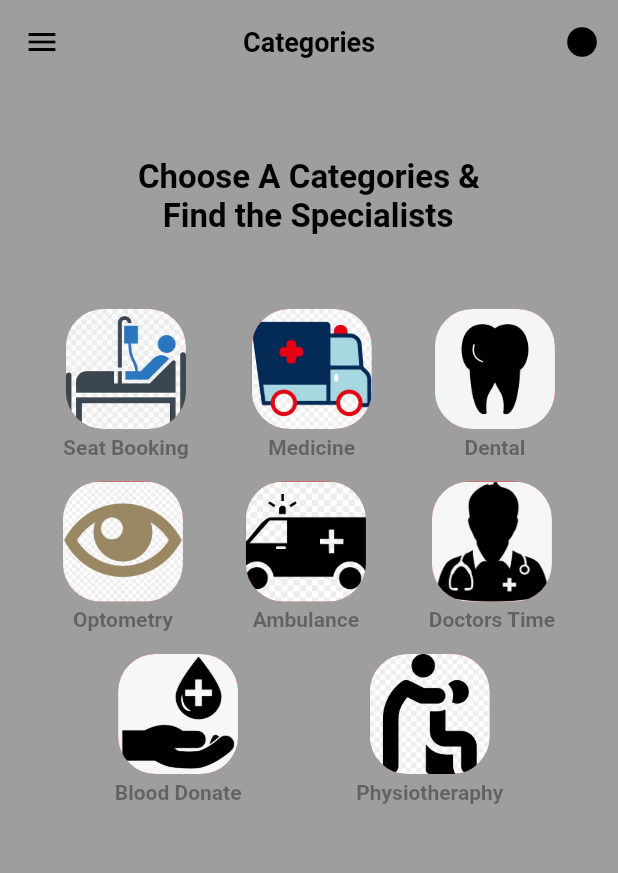
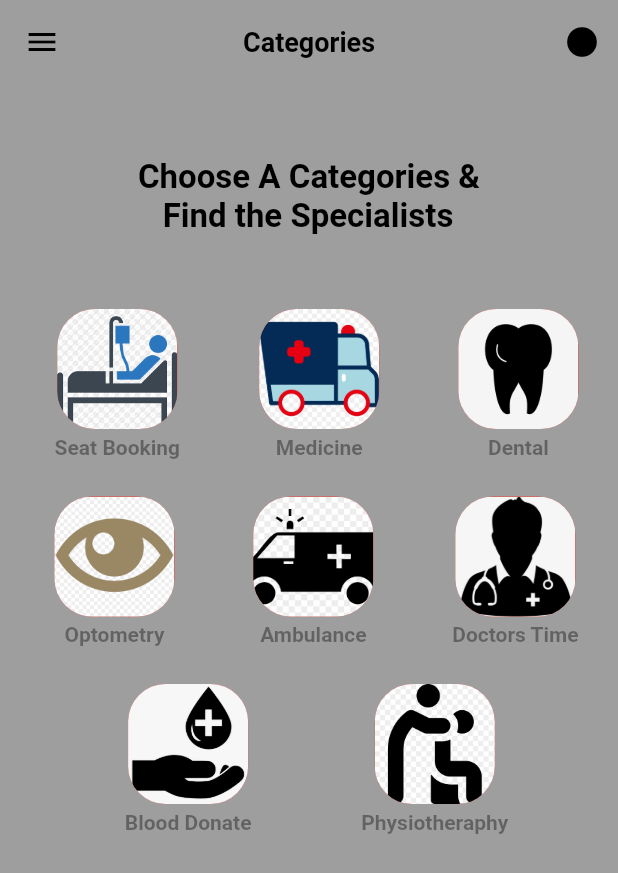
Before and after one commit to abuniaz/Health-Care, a Flutter app: the HomeTwo screen opened directly, on a phone screen of 412 x 824 dp. Shown: the top 873 px of the screen. Run offline on Flutter 3.47's test engine with Material 2 defaults, Android fonts, the phone set to English and light mode, and no system bars.

Commit message:
Update row_with_fea_One.dart

```diff
--- a/health_care/lib/Start_Page/row_with_fea_One.dart
+++ b/health_care/lib/Start_Page/row_with_fea_One.dart
@@ -7,10 +7,12 @@ class RowWithFeatureOne extends StatelessWidget {
 
   @override
   Widget build(BuildContext context) {
-    return Column(
+    return Padding(
+      padding: const EdgeInsets.only(left: 10),
+      child: Column(
         children: [
           Row(
-          mainAxisAlignment: MainAxisAlignment.spaceEvenly,
+            mainAxisAlignment: MainAxisAlignment.spaceAround,
             children: [
               Feature(
                 name: 'Seat Booking',
@@ -30,10 +32,10 @@ class RowWithFeatureOne extends StatelessWidget {
             ],
           ),
           const SizedBox(
-          height: 15,
+            height: 25,
           ),
           Row(
-          mainAxisAlignment: MainAxisAlignment.spaceEvenly,
+            mainAxisAlignment: MainAxisAlignment.spaceAround,
             children: [
               Feature(
                 name: 'Optometry',
@@ -53,7 +55,7 @@ class RowWithFeatureOne extends StatelessWidget {
             ],
           ),
           const SizedBox(
-          height: 15,
+            height: 25,
           ),
           Row(
             mainAxisAlignment: MainAxisAlignment.spaceEvenly,
@@ -71,6 +73,7 @@ class RowWithFeatureOne extends StatelessWidget {
             ],
           ),
         ],
+      ),
     );
   }
 }
```
Lines whose indentation alone changed are shown as unchanged.
